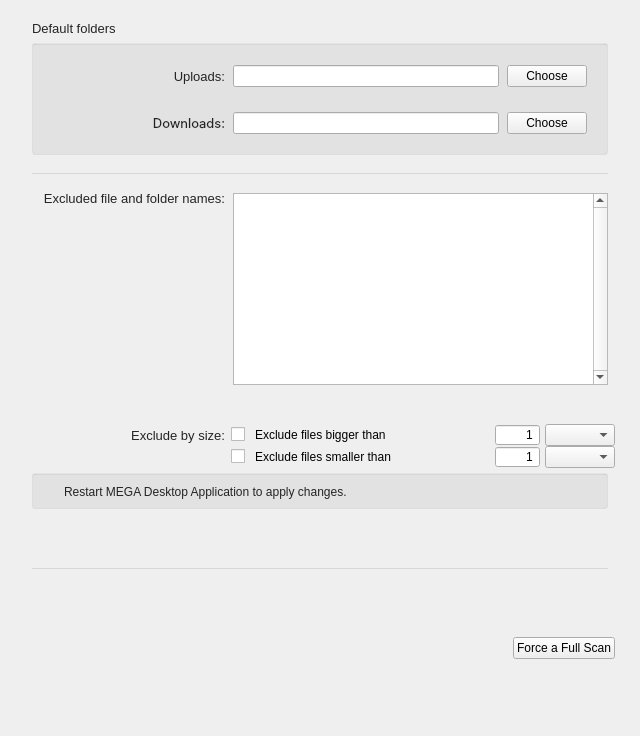
Qt form src/MEGASync/gui/macx/SettingsDialog.ui (meganz/MEGAsync) before a commit.
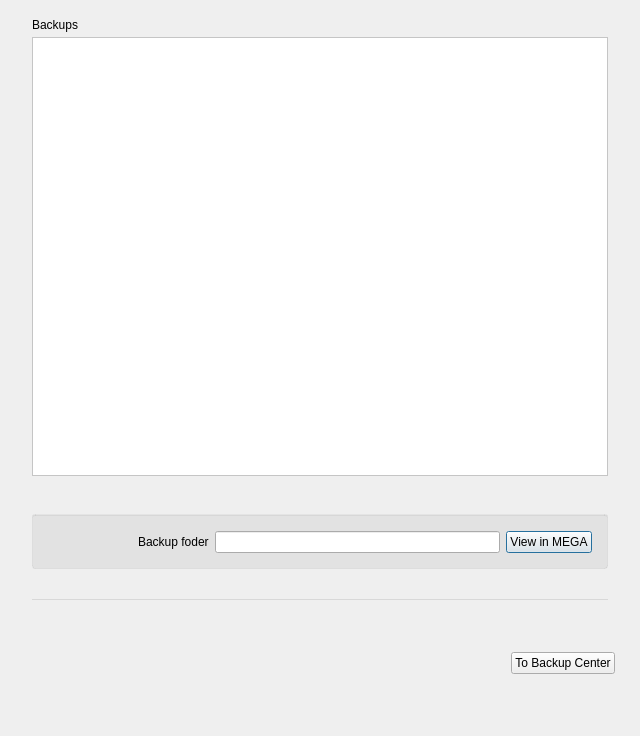
The same form after that commit. Icons and pictures are not drawn. Custom widgets are drawn as their Qt base class.

Commit message: SNC-1780. Backup Settings tab and pane

Diff of the .ui file:
```diff
--- a/src/MEGASync/gui/macx/SettingsDialog.ui
+++ b/src/MEGASync/gui/macx/SettingsDialog.ui
@@ -283,7 +283,7 @@
       <string notr="true"/>
      </property>
      <property name="currentIndex">
-      <number>4</number>
+      <number>3</number>
      </property>
      <widget class="QWidget" name="pGeneral">
       <layout class="QVBoxLayout" name="verticalLayout_25">
@@ -2997,6 +2997,267 @@
        </item>
       </layout>
      </widget>
+     <widget class="QWidget" name="pBackup">
+      <layout class="QVBoxLayout" name="verticalLayout_44">
+       <property name="spacing">
+        <number>18</number>
+       </property>
+       <property name="leftMargin">
+        <number>25</number>
+       </property>
+       <property name="topMargin">
+        <number>12</number>
+       </property>
+       <property name="rightMargin">
+        <number>25</number>
+       </property>
+       <property name="bottomMargin">
+        <number>25</number>
+       </property>
+       <item>
+        <widget class="QWidget" name="wBackupItems" native="true">
+         <property name="minimumSize">
+          <size>
+           <width>0</width>
+           <height>50</height>
+          </size>
+         </property>
+         <layout class="QVBoxLayout" name="verticalLayout_48">
+          <property name="spacing">
+           <number>0</number>
+          </property>
+          <property name="leftMargin">
+           <number>0</number>
+          </property>
+          <property name="topMargin">
+           <number>0</number>
+          </property>
+          <property name="rightMargin">
+           <number>0</number>
+          </property>
+          <property name="bottomMargin">
+           <number>0</number>
+          </property>
+          <item>
+           <widget class="QWidget" name="wBackupLabel" native="true">
+            <property name="minimumSize">
+             <size>
+              <width>0</width>
+              <height>25</height>
+             </size>
+            </property>
+            <layout class="QVBoxLayout" name="verticalLayout_46">
+             <property name="leftMargin">
+              <number>7</number>
+             </property>
+             <property name="topMargin">
+              <number>0</number>
+             </property>
+             <property name="rightMargin">
+              <number>7</number>
+             </property>
+             <property name="bottomMargin">
+              <number>0</number>
+             </property>
+             <item>
+              <widget class="QLabel" name="label_2">
+               <property name="text">
+                <string>Backups</string>
+               </property>
+              </widget>
+             </item>
+            </layout>
+           </widget>
+          </item>
+          <item>
+           <widget class="QWidget" name="wBackupTable" native="true">
+            <layout class="QVBoxLayout" name="verticalLayout_43">
+             <property name="spacing">
+              <number>0</number>
+             </property>
+             <property name="leftMargin">
+              <number>7</number>
+             </property>
+             <property name="topMargin">
+              <number>0</number>
+             </property>
+             <property name="rightMargin">
+              <number>7</number>
+             </property>
+             <property name="bottomMargin">
+              <number>0</number>
+             </property>
+             <item>
+              <widget class="BackupTableWidget" name="backupTableWidget">
+               <property name="styleSheet">
+                <string notr="true">QTableView
+{
+background: white;
+outline: 0;
+}
+
+QHeaderView::section:horizontal
+{
+color: #4A607A;
+background: white;
+border:none;
+padding-left: 12px;
+}
+
+QTableView::item
+{
+border: none;
+padding-left: 10px;
+}
+
+QMenu
+{
+border: 1px solid #B8B8B8;
+border-radius: 8px;
+background: #ffffff;
+padding-top: 8px;
+padding-bottom: 8px;
+}
+
+QMenu::separator
+{
+height: 1px;
+margin: 0px 8px 0px 8px;
+background-color: rgba(0, 0, 0, 0.1);
+}
+
+QMenu::item
+{
+background-color: transparent;
+border-radius: 8px;
+}</string>
+               </property>
+               <property name="alternatingRowColors">
+                <bool>true</bool>
+               </property>
+               <property name="selectionMode">
+                <enum>QAbstractItemView::SingleSelection</enum>
+               </property>
+               <property name="selectionBehavior">
+                <enum>QAbstractItemView::SelectRows</enum>
+               </property>
+               <property name="textElideMode">
+                <enum>Qt::ElideMiddle</enum>
+               </property>
+               <property name="showGrid">
+                <bool>false</bool>
+               </property>
+               <property name="sortingEnabled">
+                <bool>true</bool>
+               </property>
+               <property name="cornerButtonEnabled">
+                <bool>false</bool>
+               </property>
+               <attribute name="verticalHeaderVisible">
+                <bool>false</bool>
+               </attribute>
+              </widget>
+             </item>
+             <item>
+              <widget class="QSegmentedControl" name="wBackupSegmentedControl" native="true">
+               <property name="sizePolicy">
+                <sizepolicy hsizetype="Preferred" vsizetype="Preferred">
+                 <horstretch>0</horstretch>
+                 <verstretch>0</verstretch>
+                </sizepolicy>
+               </property>
+               <property name="minimumSize">
+                <size>
+                 <width>576</width>
+                 <height>20</height>
+                </size>
+               </property>
+               <property name="maximumSize">
+                <size>
+                 <width>16777215</width>
+                 <height>20</height>
+                </size>
+               </property>
+              </widget>
+             </item>
+            </layout>
+           </widget>
+          </item>
+         </layout>
+        </widget>
+       </item>
+       <item>
+        <widget class="QWidget" name="widget_2" native="true">
+         <property name="minimumSize">
+          <size>
+           <width>0</width>
+           <height>0</height>
+          </size>
+         </property>
+         <layout class="QVBoxLayout" name="verticalLayout_47">
+          <property name="leftMargin">
+           <number>7</number>
+          </property>
+          <property name="topMargin">
+           <number>0</number>
+          </property>
+          <property name="rightMargin">
+           <number>7</number>
+          </property>
+          <property name="bottomMargin">
+           <number>0</number>
+          </property>
+          <item>
+           <widget class="QGroupBox" name="groupBox_3">
+            <layout class="QVBoxLayout" name="verticalLayout_42">
+             <property name="leftMargin">
+              <number>105</number>
+             </property>
+             <property name="topMargin">
+              <number>15</number>
+             </property>
+             <property name="rightMargin">
+              <number>15</number>
+             </property>
+             <property name="bottomMargin">
+              <number>15</number>
+             </property>
+             <item>
+              <layout class="QHBoxLayout" name="horizontalLayout_18">
+               <item>
+                <widget class="QLabel" name="label">
+                 <property name="text">
+                  <string>Backup foder</string>
+                 </property>
+                </widget>
+               </item>
+               <item>
+                <widget class="QLineEdit" name="lBackupFolder">
+                 <property name="text">
+                  <string/>
+                 </property>
+                 <property name="readOnly">
+                  <bool>true</bool>
+                 </property>
+                </widget>
+               </item>
+               <item>
+                <widget class="QPushButton" name="bOpenBackupFolder">
+                 <property name="text">
+                  <string>View in MEGA</string>
+                 </property>
+                </widget>
+               </item>
+              </layout>
+             </item>
+            </layout>
+           </widget>
+          </item>
+         </layout>
+        </widget>
+       </item>
+      </layout>
+     </widget>
      <widget class="QWidget" name="pSecurity">
       <layout class="QVBoxLayout" name="verticalLayout_20">
        <property name="spacing">
@@ -4485,7 +4746,7 @@
            </sizepolicy>
           </property>
           <property name="currentIndex">
-           <number>0</number>
+           <number>3</number>
           </property>
           <widget class="QWidget" name="wGeneralFooter">
            <layout class="QVBoxLayout" name="verticalLayout_32">
@@ -4597,6 +4858,23 @@
             </property>
            </layout>
           </widget>
+          <widget class="QWidget" name="wBackupFooter">
+           <layout class="QVBoxLayout" name="verticalLayout_45">
+            <property name="leftMargin">
+             <number>0</number>
+            </property>
+            <property name="rightMargin">
+             <number>0</number>
+            </property>
+            <item>
+             <widget class="QPushButton" name="bBackupCenter">
+              <property name="text">
+               <string>To Backup Center</string>
+              </property>
+             </widget>
+            </item>
+           </layout>
+          </widget>
           <widget class="QWidget" name="wSecurityFooter">
            <layout class="QVBoxLayout" name="verticalLayout_34">
             <property name="leftMargin">
@@ -4697,6 +4975,11 @@
    <header location="global">QSegmentedControl.h</header>
    <container>1</container>
   </customwidget>
+  <customwidget>
+   <class>BackupTableWidget</class>
+   <extends>QTableView</extends>
+   <header location="global">BackupTableWidget.h</header>
+  </customwidget>
  </customwidgets>
  <tabstops>
   <tabstop>cShowNotifications</tabstop>
```
Left out of the diff: 8 changed lines with no effect on the pictures. The commit also changes 50 other files.
